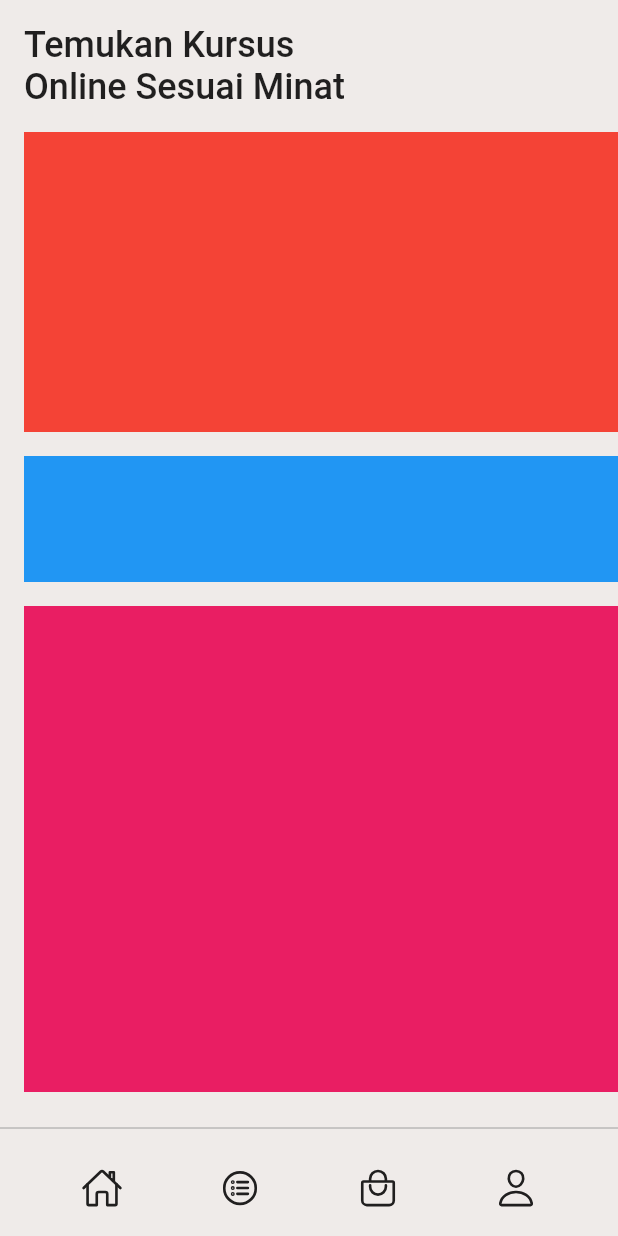
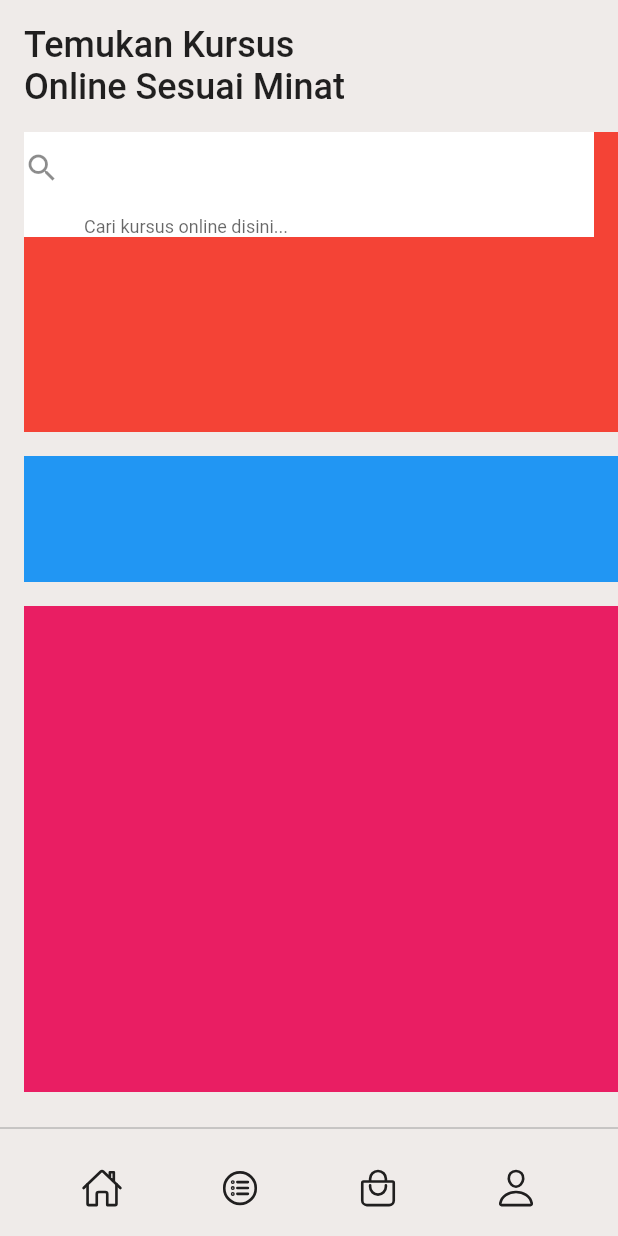
Before and after one commit to JAICHANGPARK/flutter_notebook_19th_story, a Flutter app: the screen it shows after launch, on a phone screen of 412 x 824 dp. Run offline on Flutter 3.47's test engine with Material 2 defaults, Android fonts, the phone set to English and light mode, and no system bars; our stand-ins replace bubble_tab_indicator, cached_network_image, countup, fl_chart, flutter_riverpod, freezed_annotation and 4 more.

Commit message:
Update e_course_home_page.dart

```diff
--- a/lib/ep1148_e_course_app/src/ui/e_course_home_page.dart
+++ b/lib/ep1148_e_course_app/src/ui/e_course_home_page.dart
@@ -58,7 +58,20 @@ class _ECourseHomePageState extends State<ECourseHomePage> {
                               left: 0,
                               right: 16,
                               top: 0,
-                              child: Container(),
+                              child: Container(
+                                decoration: BoxDecoration(
+                                  color: Colors.white,
+                                ),
+                                child: TextField(
+                                  decoration: InputDecoration(
+                                    border: InputBorder.none,
+                                    helperText: "Cari kursus online disini...",
+                                    icon: Icon(
+                                      Icons.search,
+                                    ),
+                                  ),
+                                ),
+                              ),
                             ),
                           ],
                         ),
```
